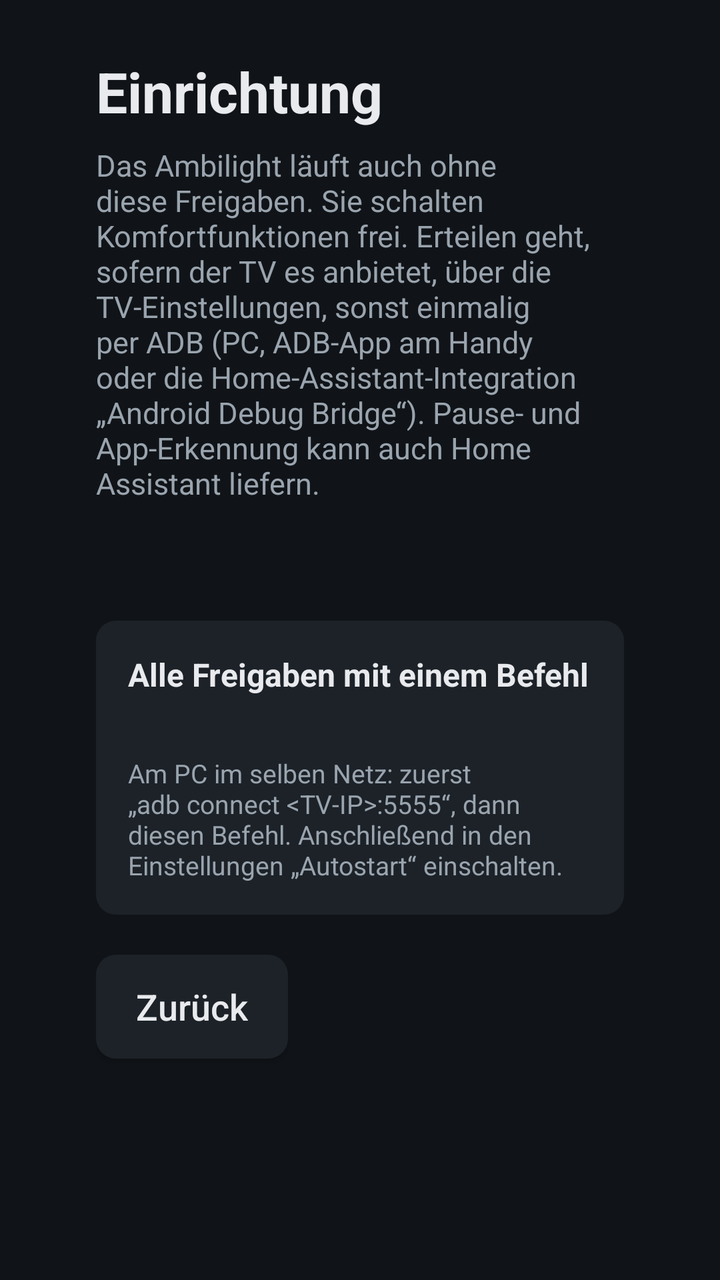
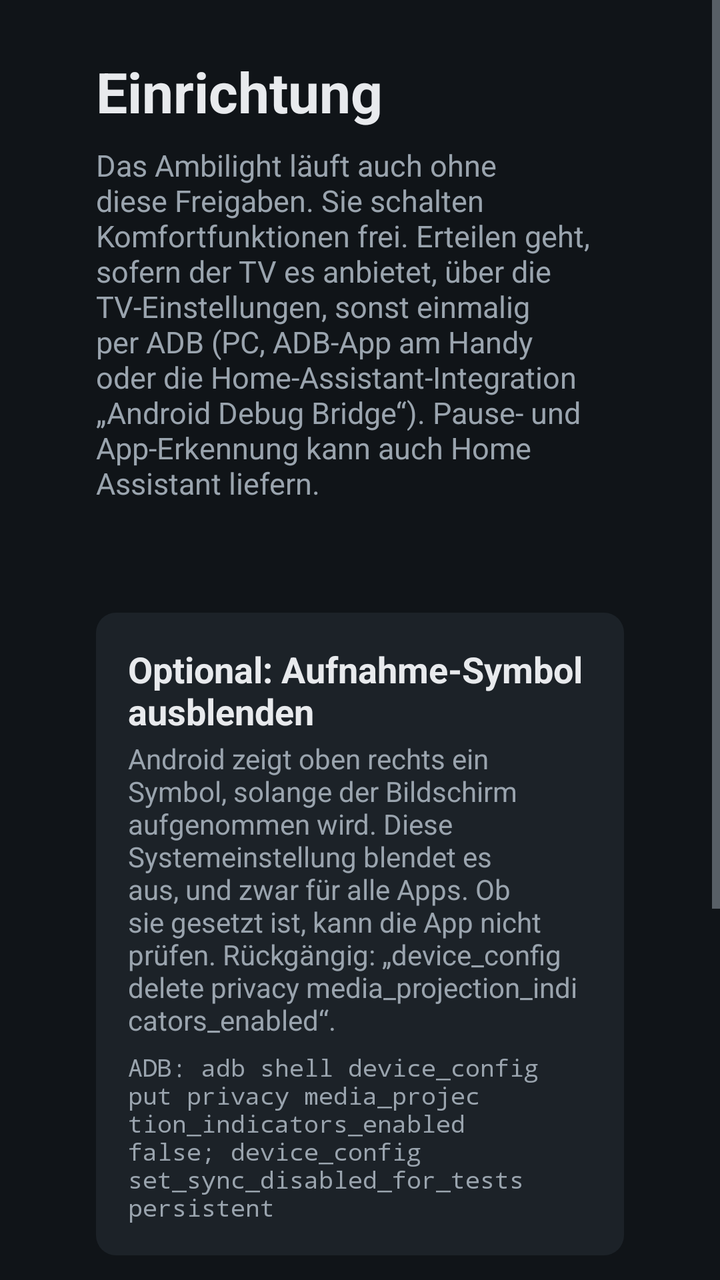

Compare the two renders of this Android layout. The source of the first and the diff that turns it into the second are given below.
<!-- AndroidManifest.xml: application theme Theme.Ambilight -->
<!-- res/layout/activity_setup.xml -->
<?xml version="1.0" encoding="utf-8"?>
<ScrollView xmlns:android="http://schemas.android.com/apk/res/android"
    android:layout_width="match_parent"
    android:layout_height="match_parent"
    android:background="@color/background">

    <LinearLayout
        android:layout_width="match_parent"
        android:layout_height="wrap_content"
        android:orientation="vertical"
        android:paddingStart="48dp"
        android:paddingTop="27dp"
        android:paddingEnd="48dp"
        android:paddingBottom="27dp">

        <TextView
            android:layout_width="wrap_content"
            android:layout_height="wrap_content"
            android:text="@string/setup_title"
            android:textColor="@color/text_primary"
            android:textSize="28sp"
            android:textStyle="bold" />

        <TextView
            android:layout_width="match_parent"
            android:layout_height="wrap_content"
            android:layout_marginTop="8dp"
            android:text="@string/setup_intro"
            android:textColor="@color/text_secondary"
            android:textSize="15sp" />

        <TextView
            android:id="@+id/setup_summary"
            android:layout_width="wrap_content"
            android:layout_height="wrap_content"
            android:layout_marginTop="12dp"
            android:textColor="@color/accent"
            android:textSize="17sp"
            android:textStyle="bold" />

        <LinearLayout
            android:id="@+id/setup_items"
            android:layout_width="match_parent"
            android:layout_height="wrap_content"
            android:layout_marginTop="8dp"
            android:orientation="vertical" />

        <LinearLayout
            android:id="@+id/setup_all_box"
            android:layout_width="match_parent"
            android:layout_height="wrap_content"
            android:layout_marginTop="16dp"
            android:background="@drawable/card_background"
            android:orientation="vertical"
            android:padding="16dp">

            <TextView
                android:layout_width="wrap_content"
                android:layout_height="wrap_content"
                android:text="@string/setup_all_title"
                android:textColor="@color/text_primary"
                android:textSize="16sp"
                android:textStyle="bold" />

            <TextView
                android:id="@+id/setup_all_command"
                android:layout_width="match_parent"
                android:layout_height="wrap_content"
                android:layout_marginTop="6dp"
                android:fontFamily="monospace"
                android:textColor="@color/text_secondary"
                android:textIsSelectable="true"
                android:textSize="13sp" />

            <TextView
                android:layout_width="match_parent"
                android:layout_height="wrap_content"
                android:layout_marginTop="6dp"
                android:text="@string/setup_all_hint"
                android:textColor="@color/text_secondary"
                android:textSize="13sp" />
        </LinearLayout>

        <Button
            android:id="@+id/setup_back"
            style="@style/TvButton"
            android:layout_width="wrap_content"
            android:layout_marginTop="20dp"
            android:text="@string/setup_back" />
    </LinearLayout>
</ScrollView>
<!-- resources referenced by this layout -->
<resources>
  <color name="accent">#FF4FC3F7</color>
  <color name="background">#FF101418</color>
  <color name="text_primary">#FFE8EAED</color>
  <color name="text_secondary">#FF9AA4AE</color>
  <!-- drawable card_background (drawable) -->
  <?xml version="1.0" encoding="utf-8"?>
  <shape xmlns:android="http://schemas.android.com/apk/res/android" android:shape="rectangle">
      <solid android:color="@color/surface" />
      <corners android:radius="10dp" />
  </shape>
  <string name="setup_all_hint">Am PC im selben Netz: zuerst „adb connect &lt;TV-IP&gt;:5555“, dann diesen Befehl. Anschließend in den Einstellungen „Autostart“ einschalten.</string>
  <string name="setup_all_title">Alle Freigaben mit einem Befehl</string>
  <string name="setup_back">Zurück</string>
  <string name="setup_intro">Das Ambilight läuft auch ohne diese Freigaben. Sie schalten Komfortfunktionen frei. Erteilen geht, sofern der TV es anbietet, über die TV-Einstellungen, sonst einmalig per ADB (PC, ADB-App am Handy oder die Home-Assistant-Integration „Android Debug Bridge“). Pause- und App-Erkennung kann auch Home Assistant liefern.</string>
  <string name="setup_title">Einrichtung</string>
  <style name="TvButton">
          <item name="android:layout_width">match_parent</item>
          <item name="android:layout_height">wrap_content</item>
          <item name="android:layout_marginBottom">12dp</item>
          <item name="android:minHeight">52dp</item>
          <item name="android:paddingStart">20dp</item>
          <item name="android:paddingEnd">20dp</item>
          <item name="android:background">@drawable/button_background</item>
          <item name="android:textColor">@color/text_primary</item>
          <item name="android:textSize">18sp</item>
          <item name="android:textAllCaps">false</item>
          <item name="android:focusable">true</item>
          <item name="android:gravity">center_vertical|start</item>
      </style>
  <style name="Theme.Ambilight" parent="Theme.AppCompat.NoActionBar">
          <item name="colorPrimary">@color/surface</item>
          <item name="colorPrimaryDark">@color/background</item>
          <item name="colorAccent">@color/accent</item>
          <item name="android:windowBackground">@color/background</item>
          <item name="android:textColorPrimary">@color/text_primary</item>
          <item name="android:textColorSecondary">@color/text_secondary</item>
          <item name="preferenceTheme">@style/PreferenceThemeOverlay</item>
      </style>
  <color name="surface">#FF1C2228</color>
  <!-- drawable button_background (drawable) -->
  <?xml version="1.0" encoding="utf-8"?>
  <selector xmlns:android="http://schemas.android.com/apk/res/android">
      <item android:state_focused="true">
          <shape android:shape="rectangle">
              <solid android:color="@color/surface_focused" />
              <stroke android:width="3dp" android:color="@color/accent" />
              <corners android:radius="10dp" />
          </shape>
      </item>
      <item android:state_pressed="true">
          <shape android:shape="rectangle">
              <solid android:color="@color/surface_focused" />
              <corners android:radius="10dp" />
          </shape>
      </item>
      <item>
          <shape android:shape="rectangle">
              <solid android:color="@color/surface" />
              <corners android:radius="10dp" />
          </shape>
      </item>
  </selector>
  <color name="surface_focused">#FF2A3540</color>
</resources>

<!-- the commit's change to res/layout/activity_setup.xml (unified diff, before → after) -->
@@ -46,6 +46,41 @@
             android:orientation="vertical" />
 
         <LinearLayout
+            android:layout_width="match_parent"
+            android:layout_height="wrap_content"
+            android:layout_marginTop="12dp"
+            android:background="@drawable/card_background"
+            android:orientation="vertical"
+            android:padding="16dp">
+
+            <TextView
+                android:layout_width="wrap_content"
+                android:layout_height="wrap_content"
+                android:text="@string/indicator_title"
+                android:textColor="@color/text_primary"
+                android:textSize="18sp"
+                android:textStyle="bold" />
+
+            <TextView
+                android:layout_width="match_parent"
+                android:layout_height="wrap_content"
+                android:layout_marginTop="2dp"
+                android:text="@string/indicator_desc"
+                android:textColor="@color/text_secondary"
+                android:textSize="14sp" />
+
+            <TextView
+                android:layout_width="match_parent"
+                android:layout_height="wrap_content"
+                android:layout_marginTop="6dp"
+                android:fontFamily="monospace"
+                android:text="@string/indicator_adb"
+                android:textColor="@color/text_secondary"
+                android:textIsSelectable="true"
+                android:textSize="12sp" />
+        </LinearLayout>
+
+        <LinearLayout
             android:id="@+id/setup_all_box"
             android:layout_width="match_parent"
             android:layout_height="wrap_content"
<!-- resource entries referenced after the edit -->
@@ -10,6 +10,9 @@
       <solid android:color="@color/surface" />
       <corners android:radius="10dp" />
   </shape>
+  <string name="indicator_adb">ADB: adb shell "device_config put privacy media_projection_indicators_enabled false; device_config set_sync_disabled_for_tests persistent"</string>
+  <string name="indicator_desc">Android zeigt oben rechts ein Symbol, solange der Bildschirm aufgenommen wird. Diese Systemeinstellung blendet es aus, und zwar für alle Apps. Ob sie gesetzt ist, kann die App nicht prüfen. Rückgängig: „device_config delete privacy media_projection_indicators_enabled“.</string>
+  <string name="indicator_title">Optional: Aufnahme-Symbol ausblenden</string>
   <string name="setup_all_hint">Am PC im selben Netz: zuerst „adb connect &lt;TV-IP&gt;:5555“, dann diesen Befehl. Anschließend in den Einstellungen „Autostart“ einschalten.</string>
   <string name="setup_all_title">Alle Freigaben mit einem Befehl</string>
   <string name="setup_back">Zurück</string>
